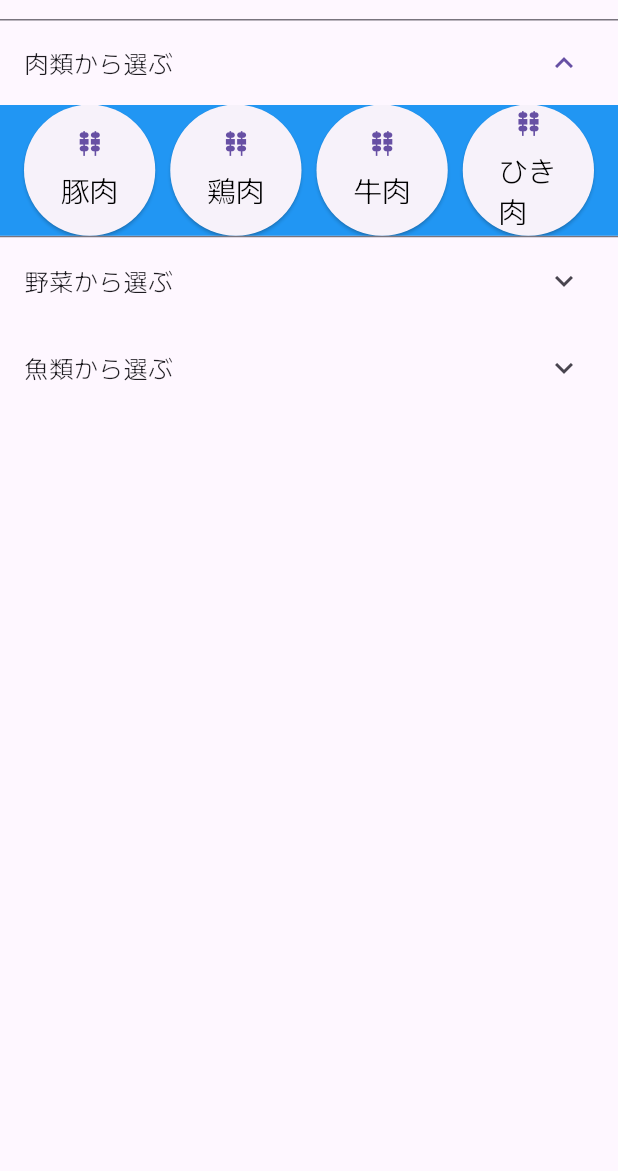
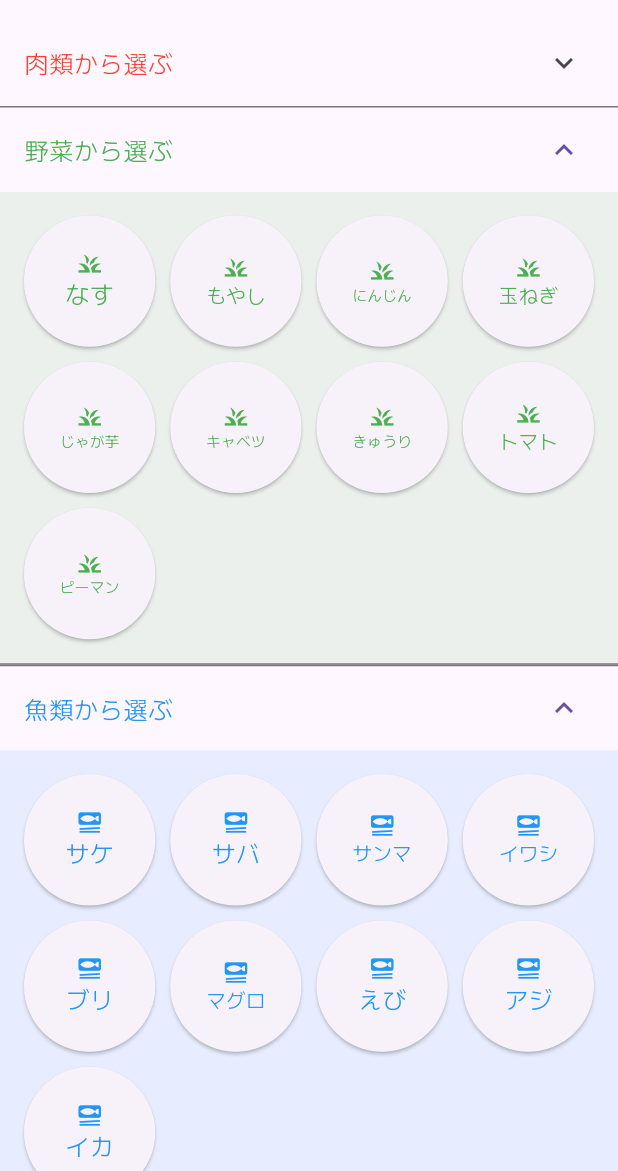
Before and after one commit to xyzyxJP/APC2022, a Flutter app: the screen it shows after launch, after a tap on "肉類から選ぶ", on a phone screen of 412 x 824 dp, the part 65-1236 px from its top. Run offline on Flutter 3.47's test engine with Material 2 defaults, Android fonts, the phone set to English and light mode, and no system bars; our stand-ins replace cached_network_image, flutter_rating_bar, google_fonts, swipe_cards, video_player.

Commit message:
Fix scroll and color for dark theme

```diff
--- /dev/null
+++ b/lib/models/category.dart
@@ -0,0 +1,17 @@
+import 'package:flutter/material.dart';
+
+class Category {
+  String id;
+  String name;
+  IconData icon;
+
+  Category({required this.id, required this.name, required this.icon});
+}
+
+class CategoryMap {
+  String name;
+  Color color;
+  List<Category> list;
+
+  CategoryMap({required this.name, required this.color, required this.list});
+}
--- a/lib/views/home/home.dart
+++ b/lib/views/home/home.dart
@@ -1,10 +1,12 @@
 import 'package:apc2022/api/api.dart';
+import 'package:apc2022/models/category.dart';
 import 'package:apc2022/models/recipe.dart';
-import 'package:apc2022/views/settings/settings.dart';
+import 'package:apc2022/views/recipe/recipe_list.dart';
 import 'package:flutter/material.dart';
 
 class HomePage extends StatefulWidget {
   const HomePage({super.key, required this.title});
+
   final String title;
 
   @override
@@ -12,33 +14,47 @@ class HomePage extends StatefulWidget {
 }
 
 class _HomePageState extends State<HomePage> {
-  final List<Map<String, Object>> categoryList_meat = [
-    {"id": "458", "name": "豚肉", "icon": Icons.kebab_dining},
-    {"id": "430", "name": "鶏肉", "icon": Icons.kebab_dining},
-    {"id": "821", "name": "牛肉", "icon": Icons.kebab_dining},
-    {"id": "9479", "name": "ひき肉", "icon": Icons.kebab_dining},
-  ];
-  final List<Map<String, Object>> categoryList_vegi = [
-    {"id": "2824", "name": "なす", "icon": Icons.grass},
-    {"id": "2700", "name": "もやし", "icon": Icons.grass},
-    {"id": "2697", "name": "にんじん", "icon": Icons.grass},
-    {"id": "2736", "name": "玉ねぎ", "icon": Icons.grass},
-    {"id": "1177", "name": "じゃが芋", "icon": Icons.grass},
-    {"id": "2699", "name": "キャベツ", "icon": Icons.grass},
-    {"id": "2915", "name": "きゅうり", "icon": Icons.grass},
-    {"id": "2749", "name": "トマト", "icon": Icons.grass},
-    {"id": "2728", "name": "ピーマン", "icon": Icons.grass},
-  ];
-  final List<Map<String, Object>> categoryList_fish = [
-    {"id": "2706", "name": "サケ", "icon": Icons.set_meal},
-    {"id": "16909", "name": "サバ", "icon": Icons.set_meal},
-    {"id": "16911", "name": "サンマ", "icon": Icons.set_meal},
-    {"id": "7195", "name": "イワシ", "icon": Icons.set_meal},
-    {"id": "16910", "name": "ブリ", "icon": Icons.set_meal},
-    {"id": "17243", "name": "マグロ", "icon": Icons.set_meal},
-    {"id": "5779", "name": "えび", "icon": Icons.set_meal},
-    {"id": "4589", "name": "アジ", "icon": Icons.set_meal},
-    {"id": "2855", "name": "イカ", "icon": Icons.set_meal},
+  final List<CategoryMap> categoryMapList = [
+    CategoryMap(
+      name: '肉類',
+      color: Colors.red,
+      list: [
+        Category(id: '458', name: '豚肉', icon: Icons.kebab_dining),
+        Category(id: '430', name: '鶏肉', icon: Icons.kebab_dining),
+        Category(id: '821', name: '牛肉', icon: Icons.kebab_dining),
+        Category(id: '9479', name: 'ひき肉', icon: Icons.kebab_dining),
+      ],
+    ),
+    CategoryMap(
+      name: '野菜',
+      color: Colors.green,
+      list: [
+        Category(id: '2824', name: 'なす', icon: Icons.grass),
+        Category(id: '2700', name: 'もやし', icon: Icons.grass),
+        Category(id: '2697', name: 'にんじん', icon: Icons.grass),
+        Category(id: '2736', name: '玉ねぎ', icon: Icons.grass),
+        Category(id: '1177', name: 'じゃが芋', icon: Icons.grass),
+        Category(id: '2699', name: 'キャベツ', icon: Icons.grass),
+        Category(id: '2915', name: 'きゅうり', icon: Icons.grass),
+        Category(id: '2749', name: 'トマト', icon: Icons.grass),
+        Category(id: '2728', name: 'ピーマン', icon: Icons.grass),
+      ],
+    ),
+    CategoryMap(
+      name: '魚類',
+      color: Colors.blue,
+      list: [
+        Category(id: '2706', name: 'サケ', icon: Icons.set_meal),
+        Category(id: '16909', name: 'サバ', icon: Icons.set_meal),
+        Category(id: '16911', name: 'サンマ', icon: Icons.set_meal),
+        Category(id: '7195', name: 'イワシ', icon: Icons.set_meal),
+        Category(id: '16910', name: 'ブリ', icon: Icons.set_meal),
+        Category(id: '17243', name: 'マグロ', icon: Icons.set_meal),
+        Category(id: '5779', name: 'えび', icon: Icons.set_meal),
+        Category(id: '4589', name: 'アジ', icon: Icons.set_meal),
+        Category(id: '2855', name: 'イカ', icon: Icons.set_meal),
+      ],
+    ),
   ];
 
   @override
@@ -47,14 +63,26 @@ class _HomePageState extends State<HomePage> {
       appBar: AppBar(
         title: Text(widget.title),
       ),
-      body: Column(
-        children: <Widget>[
-          ExpansionTile(
-            title: const Text("肉類から選ぶ"),
-            children: <Widget>[
+      body: Scrollbar(
+        child: ListView.builder(
+            shrinkWrap: true,
+            itemCount: categoryMapList.length,
+            itemBuilder: (context, index) =>
+                _buildCategoryTile(categoryMapList[index])),
+      ),
+    );
+  }
+
+  Widget _buildCategoryTile(CategoryMap categoryMap) {
+    return ExpansionTile(
+      initiallyExpanded: true,
+      collapsedTextColor: categoryMap.color,
+      textColor: categoryMap.color,
+      title: Text('${categoryMap.name}から選ぶ'),
+      children: [
         Container(
-                color: Colors.blue,
-                padding: const EdgeInsets.symmetric(horizontal: 16.0),
+          color: categoryMap.color.withOpacity(0.1),
+          padding: const EdgeInsets.all(16.0),
           child: GridView.builder(
             physics: const NeverScrollableScrollPhysics(),
             gridDelegate: const SliverGridDelegateWithFixedCrossAxisCount(
@@ -63,90 +91,38 @@ class _HomePageState extends State<HomePage> {
               mainAxisSpacing: 10.0,
               crossAxisSpacing: 10.0,
             ),
-                  itemCount: categoryList_meat.length,
-                  itemBuilder: (context, index) {
-                    return _buildCategoryButton(
-                        categoryList_meat[index]["id"] as String,
-                        categoryList_meat[index]["name"] as String,
-                        categoryList_meat[index]["icon"] as IconData);
-                  },
+            itemCount: categoryMap.list.length,
+            itemBuilder: (context, index) => _buildCategoryButton(
+                categoryMap.color, categoryMap.list[index]),
             shrinkWrap: true,
           ),
         ),
       ],
+    );
+  }
+
+  Widget _buildCategoryButton(Color color, Category category) => ElevatedButton(
+        onPressed: (() async => _onPressed(category.id, category.name)),
+        child: Column(
+          mainAxisAlignment: MainAxisAlignment.center,
+          children: [
+            Icon(
+              category.icon,
+              color: color,
             ),
-          ExpansionTile(
-            title: const Text("野菜から選ぶ"),
-            children: <Widget>[
-              Container(
-                color: Colors.green,
-                padding: const EdgeInsets.symmetric(horizontal: 16.0),
-                child: GridView.builder(
-                  physics: const NeverScrollableScrollPhysics(),
-                  gridDelegate: const SliverGridDelegateWithFixedCrossAxisCount(
-                    crossAxisCount: 4,
-                    childAspectRatio: 1.0,
-                    mainAxisSpacing: 10.0,
-                    crossAxisSpacing: 10.0,
+            FittedBox(
+              fit: BoxFit.fill,
+              child: Text(
+                category.name,
+                style: TextStyle(
+                  fontSize: 16.0,
+                  color: color,
                 ),
-                  itemCount: categoryList_vegi.length,
-                  itemBuilder: (context, index) {
-                    return _buildCategoryButton(
-                        categoryList_vegi[index]["id"] as String,
-                        categoryList_vegi[index]["name"] as String,
-                        categoryList_vegi[index]["icon"] as IconData);
-                  },
-                  shrinkWrap: true,
               ),
             ),
           ],
         ),
-          ExpansionTile(
-            title: const Text("魚類から選ぶ"),
-            children: <Widget>[
-              Container(
-                color: Colors.yellow,
-                padding: const EdgeInsets.symmetric(horizontal: 16.0),
-                child: GridView.builder(
-                  physics: const NeverScrollableScrollPhysics(),
-                  gridDelegate: const SliverGridDelegateWithFixedCrossAxisCount(
-                    crossAxisCount: 4,
-                    childAspectRatio: 1.0,
-                    mainAxisSpacing: 10.0,
-                    crossAxisSpacing: 10.0,
-                  ),
-                  itemCount: categoryList_fish.length,
-                  itemBuilder: (context, index) {
-                    return _buildCategoryButton(
-                        categoryList_fish[index]["id"] as String,
-                        categoryList_fish[index]["name"] as String,
-                        categoryList_fish[index]["icon"] as IconData);
-                  },
-                  shrinkWrap: true,
-                ),
-              ),
-            ],
-          ),
-        ],
-      ),
       );
-  }
-
-  Widget _buildCategoryButton(
-          String categoryId, String categoryName, IconData categoryIcon) =>
-      ElevatedButton(
-          onPressed: (() async => _onPressed(categoryId, categoryName)),
-          child: Column(
-            mainAxisAlignment: MainAxisAlignment.center,
-            children: [
-              Icon(categoryIcon),
-              const SizedBox(height: 8.0),
-              Text(
-                categoryName,
-                style: const TextStyle(fontSize: 19.0, color: Colors.black),
-              ),
-            ],
-          ));
 
   void _onPressed(String categoryId, String categoryName) async {
     final List<Recipe> recipeList = [];
@@ -159,7 +135,13 @@ class _HomePageState extends State<HomePage> {
     if (!mounted) return;
     Navigator.push(
       context,
-      MaterialPageRoute(builder: (context) => const SettingsPage()),
+      MaterialPageRoute(
+        builder: (context) => RecipeListPage(
+          categoryId: categoryId,
+          categoryName: categoryName,
+          recipeList: recipeList,
+        ),
+      ),
     );
   }
 }
--- a/lib/views/settings/settings.dart
+++ b/lib/views/settings/settings.dart
@@ -1,8 +1,5 @@
-import 'package:flutter/cupertino.dart';
-import 'package:flutter/material.dart';
 import 'package:flutter/src/widgets/container.dart';
 import 'package:flutter/src/widgets/framework.dart';
-import 'package:apc2022/models/recipe.dart';
 
 class SettingsPage extends StatefulWidget {
   const SettingsPage({super.key});
```
Lines whose indentation alone changed are shown as unchanged.
